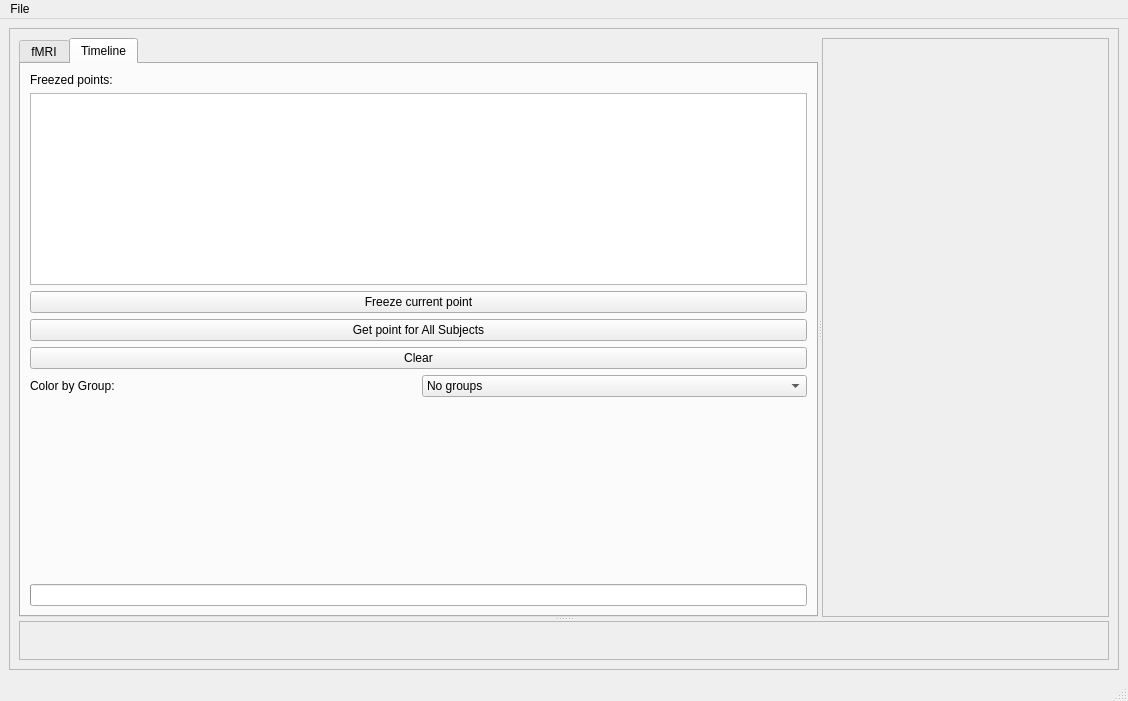
The window that braviz/interaction/qt_guis/fmri_explore.ui (diego0020/braviz-app) describes before a commit, drawn with Qt 5.
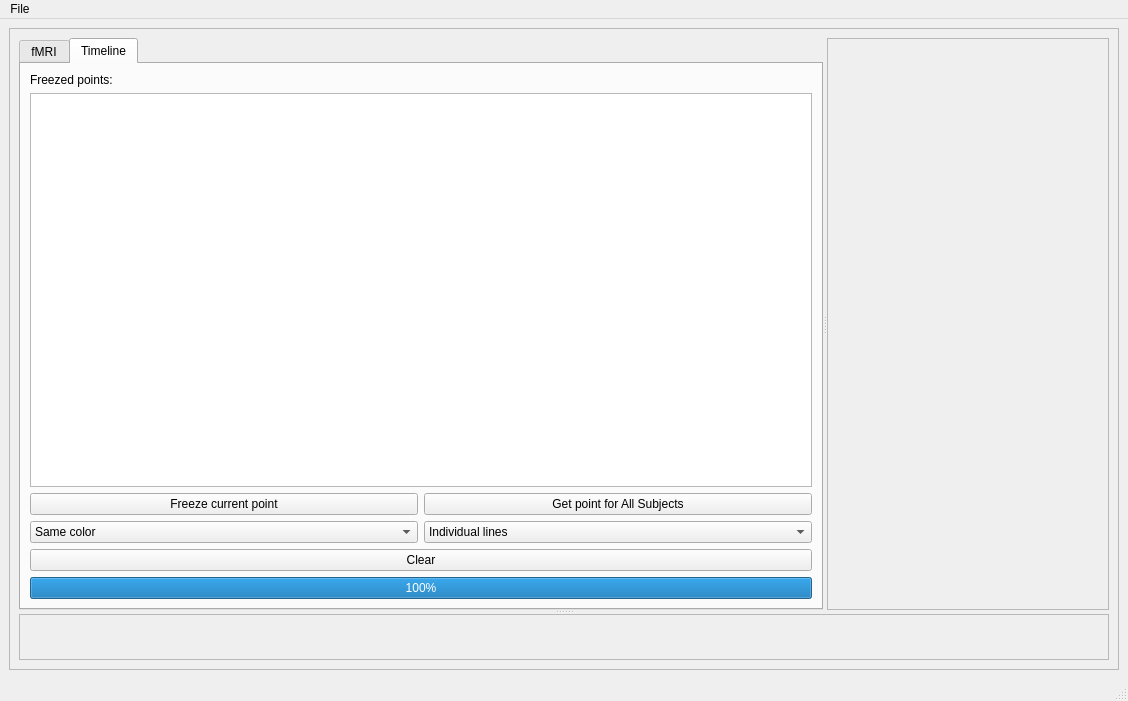
The same window after the commit. The open tabs and pages were chosen to show the change.

Commit message: fmri timeline colors controls

Patch:
```diff
--- a/braviz/interaction/qt_guis/fmri_explore.ui
+++ b/braviz/interaction/qt_guis/fmri_explore.ui
@@ -14,8 +14,8 @@
    <string>MainWindow</string>
   </property>
   <widget class="QWidget" name="centralwidget">
-   <layout class="QHBoxLayout" name="horizontalLayout">
-    <item>
+   <layout class="QGridLayout" name="gridLayout">
+    <item row="0" column="0">
      <widget class="QFrame" name="frame_2">
       <property name="frameShape">
        <enum>QFrame::StyledPanel</enum>
@@ -230,27 +230,6 @@
                </attribute>
               </widget>
              </item>
-             <item>
-              <widget class="QPushButton" name="freeze_point_button">
-               <property name="text">
-                <string>Freeze current point</string>
-               </property>
-              </widget>
-             </item>
-             <item>
-              <widget class="QPushButton" name="for_all_subjects">
-               <property name="text">
-                <string>Get point for All Subjects</string>
-               </property>
-              </widget>
-             </item>
-             <item>
-              <widget class="QPushButton" name="clear_button">
-               <property name="text">
-                <string>Clear</string>
-               </property>
-              </widget>
-             </item>
              <item>
               <widget class="QFrame" name="frame">
                <property name="frameShape">
@@ -259,7 +238,7 @@
                <property name="frameShadow">
                 <enum>QFrame::Raised</enum>
                </property>
-               <layout class="QHBoxLayout" name="horizontalLayout_2">
+               <layout class="QGridLayout" name="gridLayout_2">
                 <property name="leftMargin">
                  <number>0</number>
                 </property>
@@ -272,18 +251,39 @@
                 <property name="bottomMargin">
                  <number>0</number>
                 </property>
-                <item>
-                 <widget class="QLabel" name="label_7">
+                <item row="0" column="0">
+                 <widget class="QPushButton" name="freeze_point_button">
                   <property name="text">
-                   <string>Color by Group:</string>
+                   <string>Freeze current point</string>
                   </property>
                  </widget>
                 </item>
-                <item>
-                 <widget class="QComboBox" name="groups_combo">
+                <item row="0" column="1">
+                 <widget class="QPushButton" name="for_all_subjects">
+                  <property name="text">
+                   <string>Get point for All Subjects</string>
+                  </property>
+                 </widget>
+                </item>
+                <item row="1" column="0">
+                 <widget class="QComboBox" name="time_color_combo">
                   <item>
                    <property name="text">
-                    <string>No groups</string>
+                    <string>Same color</string>
+                   </property>
+                  </item>
+                 </widget>
+                </item>
+                <item row="1" column="1">
+                 <widget class="QComboBox" name="time_aggregrate_combo">
+                  <item>
+                   <property name="text">
+                    <string>Individual lines</string>
+                   </property>
+                  </item>
+                  <item>
+                   <property name="text">
+                    <string>Aggregrate</string>
                    </property>
                   </item>
                  </widget>
@@ -292,24 +292,21 @@
               </widget>
              </item>
              <item>
-              <spacer name="verticalSpacer_2">
-               <property name="orientation">
-                <enum>Qt::Vertical</enum>
+              <widget class="QPushButton" name="clear_button">
+               <property name="text">
+                <string>Clear</string>
                </property>
-               <property name="sizeHint" stdset="0">
-                <size>
-                 <width>20</width>
-                 <height>40</height>
-                </size>
-               </property>
-              </spacer>
+              </widget>
              </item>
              <item>
               <widget class="QProgressBar" name="progressBar">
                <property name="value">
-                <number>0</number>
+                <number>100</number>
                </property>
-               <property name="textVisible">
+               <property name="orientation">
+                <enum>Qt::Horizontal</enum>
+               </property>
+               <property name="invertedAppearance">
                 <bool>false</bool>
                </property>
               </widget>
```
The commit also changes 2 other files.
